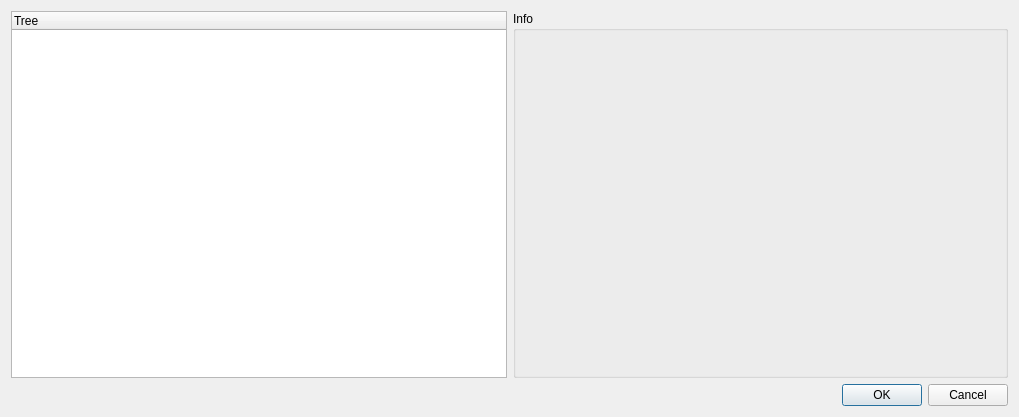
First picture: the form in app/gui/tree.ui, repository petres/eurostat, before the edit.
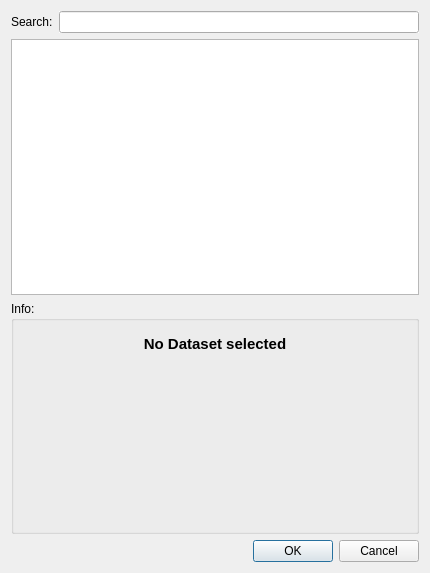
Second picture: the form after the edit.

The edit to the form file:
```diff
--- a/app/gui/tree.ui
+++ b/app/gui/tree.ui
@@ -6,8 +6,8 @@
    <rect>
     <x>0</x>
     <y>0</y>
-    <width>1019</width>
-    <height>417</height>
+    <width>430</width>
+    <height>573</height>
    </rect>
   </property>
   <property name="windowTitle">
@@ -17,7 +17,32 @@
    <item>
     <layout class="QHBoxLayout" name="horizontalLayout">
      <item>
+      <widget class="QLabel" name="label">
+       <property name="text">
+        <string>Search:</string>
+       </property>
+      </widget>
+     </item>
+     <item>
+      <widget class="QLineEdit" name="searchEdit">
+       <property name="statusTip">
+        <string/>
+       </property>
+       <property name="whatsThis">
+        <string/>
+       </property>
+       <property name="autoFillBackground">
+        <bool>true</bool>
+       </property>
+      </widget>
+     </item>
+    </layout>
+   </item>
+   <item>
       <widget class="QTreeWidget" name="treeWidget">
+     <attribute name="headerVisible">
+      <bool>false</bool>
+     </attribute>
        <attribute name="headerDefaultSectionSize">
         <number>89</number>
        </attribute>
@@ -36,12 +61,56 @@
          <verstretch>0</verstretch>
         </sizepolicy>
        </property>
+     <property name="minimumSize">
+      <size>
+       <width>0</width>
+       <height>100</height>
+      </size>
+     </property>
        <property name="title">
-        <string>Info</string>
+      <string>Info:</string>
+     </property>
+     <layout class="QHBoxLayout" name="horizontalLayout_2">
+      <item>
+       <widget class="QTextEdit" name="textEdit">
+        <property name="sizePolicy">
+         <sizepolicy hsizetype="Preferred" vsizetype="Minimum">
+          <horstretch>0</horstretch>
+          <verstretch>0</verstretch>
+         </sizepolicy>
+        </property>
+        <property name="minimumSize">
+         <size>
+          <width>0</width>
+          <height>0</height>
+         </size>
+        </property>
+        <property name="autoFillBackground">
+         <bool>false</bool>
+        </property>
+        <property name="styleSheet">
+         <string notr="true">background-color: rgba(255, 255, 255, 0);</string>
+        </property>
+        <property name="frameShadow">
+         <enum>QFrame::Plain</enum>
+        </property>
+        <property name="readOnly">
+         <bool>true</bool>
+        </property>
+        <property name="html">
+         <string>&lt;!DOCTYPE HTML PUBLIC &quot;-//W3C//DTD HTML 4.0//EN&quot; &quot;http://www.w3.org/TR/REC-html40/strict.dtd&quot;&gt;
+&lt;html&gt;&lt;head&gt;&lt;meta name=&quot;qrichtext&quot; content=&quot;1&quot; /&gt;&lt;style type=&quot;text/css&quot;&gt;
+p, li { white-space: pre-wrap; }
+&lt;/style&gt;&lt;/head&gt;&lt;body style=&quot; font-family:'Verdana'; font-size:11pt; font-weight:400; font-style:normal;&quot;&gt;
+&lt;p align=&quot;center&quot; style=&quot; margin-top:0px; margin-bottom:0px; margin-left:0px; margin-right:0px; -qt-block-indent:0; text-indent:0px;&quot;&gt;&lt;span style=&quot; font-weight:600;&quot;&gt;No Dataset selected&lt;/span&gt;&lt;/p&gt;&lt;/body&gt;&lt;/html&gt;</string>
+        </property>
+        <property name="acceptRichText">
+         <bool>true</bool>
        </property>
       </widget>
      </item>
     </layout>
+    </widget>
    </item>
    <item>
     <widget class="QDialogButtonBox" name="buttonBox">
```
Lines whose indentation alone changed are shown as unchanged.
